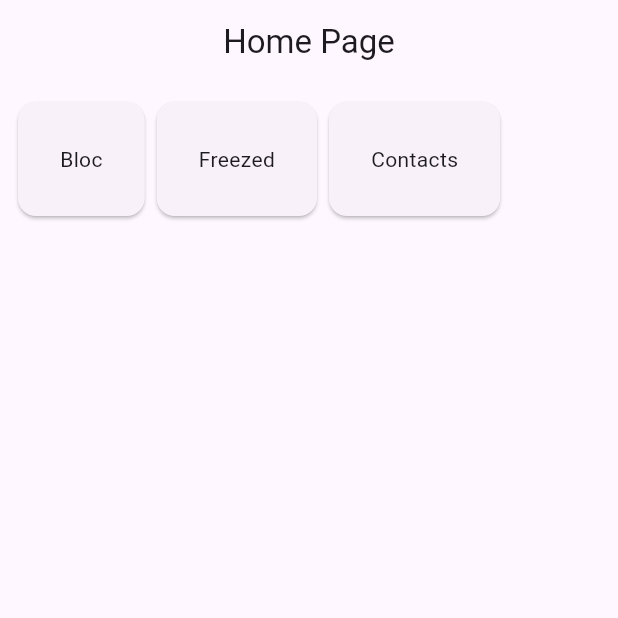
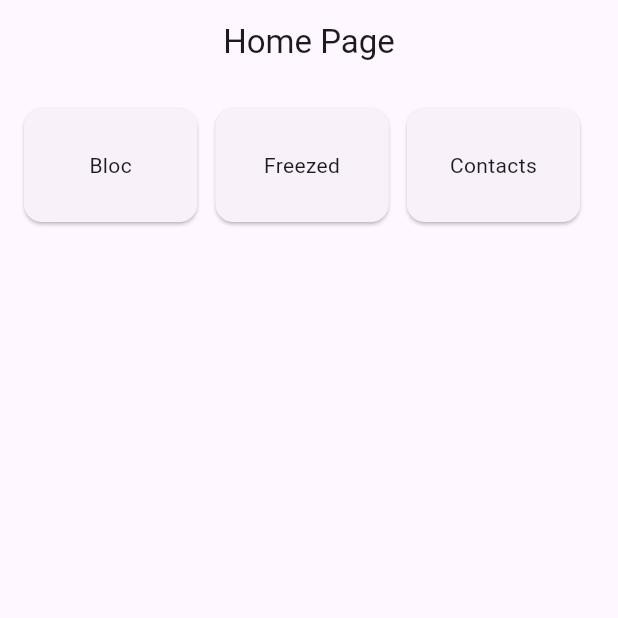
Before and after one commit to ricardoemerson/contacts_bloc, a Flutter app: the screen it shows after launch, on a phone screen of 412 x 824 dp, the top half of it. Run offline on Flutter 3.47's test engine with Material 2 defaults, Android fonts, the phone set to English and light mode, and no system bars; our stand-ins replace bloc, dio, flutter_bloc, freezed_annotation.

Commit message:
feat: implementar a listagem de contatos

```diff
--- /dev/null
+++ b/lib/features/contacts/contacts_list/bloc/contact_list_bloc.dart
@@ -0,0 +1,27 @@
+import 'dart:async';
+
+import 'package:bloc/bloc.dart';
+import 'package:freezed_annotation/freezed_annotation.dart';
+
+import '../../../../models/contact_model.dart';
+import '../../../../repositories/contact_repository.dart';
+
+part 'contact_list_bloc.freezed.dart';
+part 'contact_list_event.dart';
+part 'contact_list_state.dart';
+
+class ContactListBloc extends Bloc<ContactListEvent, ContactListState> {
+  final ContactRepository _repository;
+
+  ContactListBloc({required ContactRepository repository})
+      : _repository = repository,
+        super(const ContactListState.initial()) {
+    on<_ContactListEventFindAll>(_findAll);
+  }
+
+  FutureOr<void> _findAll(_ContactListEventFindAll event, Emitter<ContactListState> emit) async {
+    final contacts = await _repository.findAll();
+
+    emit(ContactListState.data(contacts: contacts));
+  }
+}
--- /dev/null
+++ b/lib/features/contacts/contacts_list/bloc/contact_list_event.dart
@@ -0,0 +1,6 @@
+part of 'contact_list_bloc.dart';
+
+@freezed
+class ContactListEvent with _$ContactListEvent {
+  const factory ContactListEvent.findAll() = _ContactListEventFindAll;
+}
--- /dev/null
+++ b/lib/features/contacts/contacts_list/bloc/contact_list_state.dart
@@ -0,0 +1,8 @@
+part of 'contact_list_bloc.dart';
+
+@freezed
+class ContactListState with _$ContactListState {
+  const factory ContactListState.initial() = _ContactListStateInitial;
+  const factory ContactListState.data({required List<ContactModel> contacts}) =
+      _ContactListStateData;
+}
--- a/lib/home/home_page.dart
+++ b/lib/home/home_page.dart
@@ -13,33 +13,59 @@ class HomePage extends StatelessWidget {
       body: SingleChildScrollView(
         physics: const BouncingScrollPhysics(),
         child: Padding(
-          padding: const EdgeInsets.all(8.0),
+          padding: const EdgeInsets.all(12.0),
           child: Wrap(
+            runSpacing: 4,
+            spacing: 4,
             children: [
               GestureDetector(
                 onTap: () => Navigator.pushNamed(context, '/bloc'),
+                child: ConstrainedBox(
+                  constraints: BoxConstraints(
+                    minWidth: MediaQuery.sizeOf(context).width * .3,
+                  ),
                   child: const Card(
                     child: Padding(
                       padding: EdgeInsets.all(28.0),
-                    child: Text('Bloc'),
+                      child: Text(
+                        'Bloc',
+                        textAlign: TextAlign.center,
+                      ),
+                    ),
                   ),
                 ),
               ),
               GestureDetector(
                 onTap: () => Navigator.pushNamed(context, '/freezed'),
+                child: ConstrainedBox(
+                  constraints: BoxConstraints(
+                    minWidth: MediaQuery.sizeOf(context).width * .3,
+                  ),
                   child: const Card(
                     child: Padding(
                       padding: EdgeInsets.all(28.0),
-                    child: Text('Freezed'),
+                      child: Text(
+                        'Freezed',
+                        textAlign: TextAlign.center,
+                      ),
+                    ),
                   ),
                 ),
               ),
               GestureDetector(
                 onTap: () => Navigator.pushNamed(context, '/contacts/list'),
+                child: ConstrainedBox(
+                  constraints: BoxConstraints(
+                    minWidth: MediaQuery.sizeOf(context).width * .3,
+                  ),
                   child: const Card(
                     child: Padding(
                       padding: EdgeInsets.all(28.0),
-                    child: Text('Contacts'),
+                      child: Text(
+                        'Contacts',
+                        textAlign: TextAlign.center,
+                      ),
+                    ),
                   ),
                 ),
               ),
--- a/lib/main.dart
+++ b/lib/main.dart
@@ -3,10 +3,12 @@ import 'package:flutter_bloc/flutter_bloc.dart';
 
 import 'features/bloc_example/bloc/example_bloc.dart';
 import 'features/bloc_example/bloc_example_page.dart';
+import 'features/contacts/contacts_list/bloc/contact_list_bloc.dart';
 import 'features/contacts/contacts_list/contacts_list_page.dart';
 import 'features/freezed_example/bloc/freezed_bloc.dart';
 import 'features/freezed_example/freezed_example_page.dart';
 import 'home/home_page.dart';
+import 'repositories/contact_repository.dart';
 
 void main() {
   runApp(const MyApp());
@@ -16,7 +18,9 @@ class MyApp extends StatelessWidget {
   const MyApp({super.key});
   @override
   Widget build(BuildContext context) {
-    return MaterialApp(
+    return RepositoryProvider(
+      create: (context) => ContactRepository(),
+      child: MaterialApp(
         debugShowCheckedModeBanner: false,
         title: 'Flutter Demo',
         theme: ThemeData(
@@ -33,8 +37,13 @@ class MyApp extends StatelessWidget {
                 create: (context) => FreezedBloc()..add(const FreezedEvent.findNames()),
                 child: const FreezedExamplePage(),
               ),
-        '/contacts/list': (context) => const ContactsListPage(),
+          '/contacts/list': (context) => BlocProvider(
+                create: (context) => ContactListBloc(repository: context.read<ContactRepository>())
+                  ..add(const ContactListEvent.findAll()),
+                child: const ContactsListPage(),
+              ),
         },
+      ),
     );
   }
 }
```
Also changed, not shown: lib/features/contacts/contacts_list/contacts_list_page.dart (+35 -5 lines), lib/features/contacts/contacts_list/bloc/contact_list_bloc.freezed.dart (added). Lines whose indentation alone changed are shown as unchanged.
